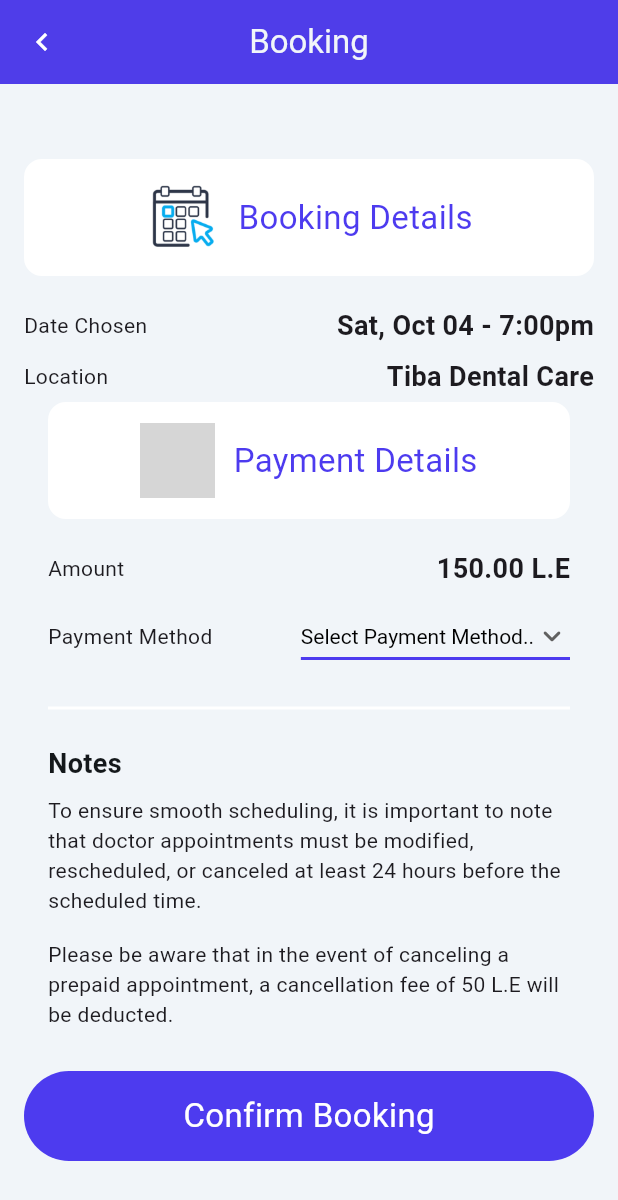
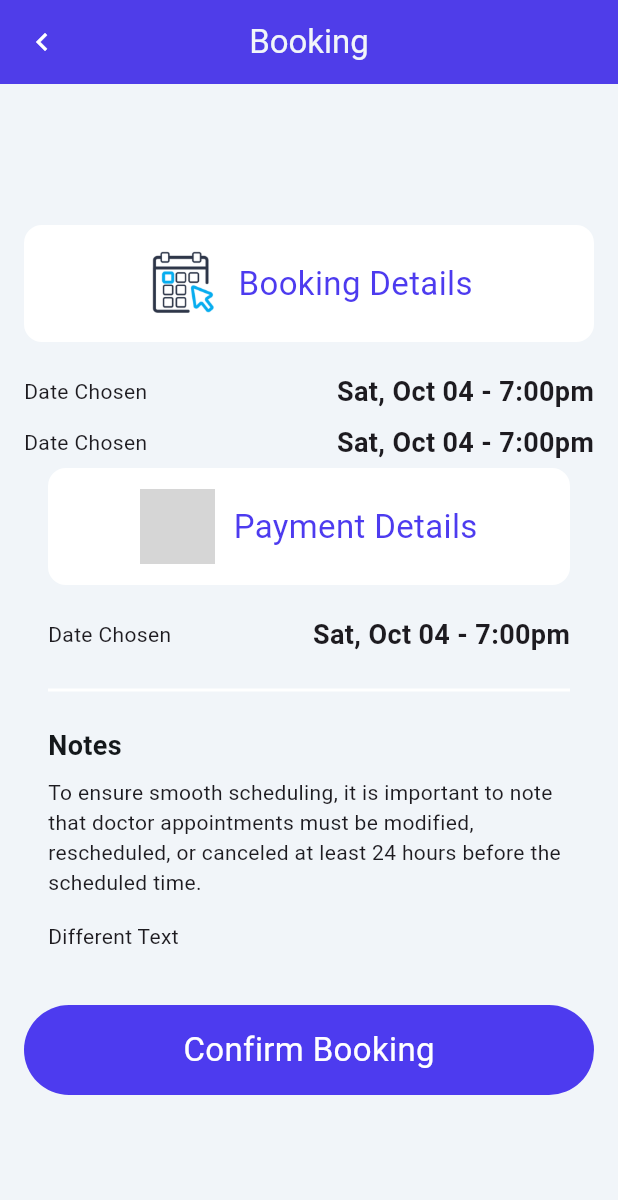
Before and after one commit to Marinaa2002/Mediverse, a Flutter app: the BookingScreen screen opened directly, on a phone screen of 412 x 824 dp. Shown: the top 1200 px of the screen. Run offline on Flutter 3.47's test engine with Material 3 defaults, Android fonts, the phone set to English and light mode, and no system bars; our stand-ins replace auto_size_text, firebase_core; missing offline and left inert: dart:ffi; accounts and stored records are empty; Roboto replaces fonts that are missing (Outfit, Plus Jakarta Sans, Readex Pro); grey boxes are pictures that could not be loaded.

Commit message:
Feat:Refactor the code

```diff
--- a/mediverse/lib/Features/PatientDashboard/Widgets/BookingForm.dart
+++ b/mediverse/lib/Features/PatientDashboard/Widgets/BookingForm.dart
@@ -1,5 +1,8 @@
 import 'package:flutter/material.dart';
 import 'package:mediverse/Features/PatientDashboard/Appointment/BookingScreen/presentation/Views/BookingScreen.dart';
+import 'package:mediverse/Features/PatientDashboard/Widgets/ConfirmButton.dart';
+import 'package:mediverse/Features/PatientDashboard/Widgets/Notes.dart';
+import 'package:mediverse/Features/PatientDashboard/Widgets/TextWidgetHorz.dart';
 
 import '../../../Constants/Themes.dart';
 import '../../../Constants/constant.dart';
@@ -12,7 +15,6 @@ class BookingForm extends StatefulWidget {
 }
 
 class _BookingFormState extends State<BookingForm> {
-  String dropdownValue = paymentMethods.first;
   @override
   Widget build(BuildContext context) {
     return SafeArea(
@@ -86,46 +88,19 @@ class _BookingFormState extends State<BookingForm> {
                       ),
                     ),
                   ),
-                  Padding(
-                    padding: const EdgeInsetsDirectional.fromSTEB(0, 8, 0, 0),
-                    child: Row(
-                      mainAxisSize: MainAxisSize.max,
-                      mainAxisAlignment: MainAxisAlignment.spaceBetween,
-                      children: [
-                        Text(
-                          'Date Chosen',
-                          style: Themes.labelMedium.copyWith(
-                            fontFamily: 'Readex Pro',
-                            fontWeight: FontWeight.normal,
-                          ),
-                        ),
-                        Text(
-                          'Sat, Oct 04 - 7:00pm',
-                          style: Themes.labelLarge18,
-                        ),
-                      ],
+                  const Padding(
+                    padding: EdgeInsetsDirectional.fromSTEB(0, 8, 0, 0),
+                    child: TextWidgetHorz(
+                      leadingText: "Date Chosen",
+                      secondryText: "Sat, Oct 04- 7:00pm",
                     ),
                   ),
-                  Padding(
-                    padding: const EdgeInsetsDirectional.fromSTEB(0, 8, 0, 0),
-                    child: Row(
-                      mainAxisSize: MainAxisSize.max,
-                      mainAxisAlignment: MainAxisAlignment.spaceBetween,
-                      children: [
-                        Text(
-                          'Location',
-                          style: Themes.labelMedium.copyWith(
-                            fontFamily: 'Readex Pro',
-                            fontWeight: FontWeight.normal,
-                          ),
-                        ),
-                        Text(
-                          'Tiba Dental Care',
-                          style: Themes.labelLarge18,
-                        ),
-                      ],
-                    ),
-                  ),
+                  const Padding(
+                      padding: EdgeInsetsDirectional.fromSTEB(0, 8, 0, 0),
+                      child: TextWidgetHorz(
+                        leadingText: "Location",
+                        secondryText: "Tiba Dental Care",
+                      )),
                   Padding(
                     padding:
                         const EdgeInsetsDirectional.fromSTEB(16, 4, 16, 16),
@@ -196,69 +171,12 @@ class _BookingFormState extends State<BookingForm> {
                             ),
                           ),
                         ),
-                        Padding(
-                          padding:
-                              const EdgeInsetsDirectional.fromSTEB(0, 8, 0, 0),
-                          child: Row(
-                            mainAxisSize: MainAxisSize.max,
-                            mainAxisAlignment: MainAxisAlignment.spaceBetween,
-                            children: [
-                              Text(
-                                'Amount',
-                                style: Themes.labelMedium.copyWith(
-                                  fontFamily: 'Readex Pro',
-                                  fontWeight: FontWeight.normal,
-                                ),
-                              ),
-                              Text(
-                                '150.00 L.E',
-                                style: Themes.labelLarge18,
-                              ),
-                            ],
-                          ),
-                        ),
-                        Padding(
-                          padding:
-                              const EdgeInsetsDirectional.fromSTEB(0, 8, 0, 0),
-                          child: Row(
-                            mainAxisSize: MainAxisSize.max,
-                            mainAxisAlignment: MainAxisAlignment.spaceBetween,
-                            children: [
-                              Text(
-                                'Payment Method',
-                                style: Themes.labelMedium.copyWith(
-                                  fontFamily: 'Readex Pro',
-                                  fontWeight: FontWeight.normal,
-                                ),
-                              ),
-                              DropdownButton<String>(
-                                value: dropdownValue,
-                                icon: const Icon(
-                                    Icons.keyboard_arrow_down_rounded),
-                                elevation: 16,
-                                style:
-                                    const TextStyle(color: kprimaryTextColor),
-                                underline: Container(
-                                  height: 2,
-                                  color: kprimaryColor,
-                                ),
-                                onChanged: (String? value) {
-                                  setState(() {
-                                    dropdownValue = value!;
-                                  });
-                                },
-                                items: paymentMethods
-                                    .map<DropdownMenuItem<String>>(
-                                        (String value) {
-                                  return DropdownMenuItem<String>(
-                                    value: value,
-                                    child: Text(value),
-                                  );
-                                }).toList(),
-                              ),
-                            ],
-                          ),
-                        ),
+                        const Padding(
+                            padding: EdgeInsetsDirectional.fromSTEB(0, 8, 0, 0),
+                            child: TextWidgetHorz(
+                              leadingText: "Amount",
+                              secondryText: "150.00 L.E",
+                            )),
                         const Padding(
                           padding: EdgeInsetsDirectional.fromSTEB(0, 16, 0, 16),
                           child: Divider(
@@ -270,52 +188,18 @@ class _BookingFormState extends State<BookingForm> {
                           'Notes',
                           style: Themes.bodyXLarge,
                         ),
-                        Padding(
-                          padding:
-                              const EdgeInsetsDirectional.fromSTEB(0, 8, 0, 8),
-                          child: Text(
-                            'To ensure smooth scheduling, it is important to note that doctor appointments must be modified, rescheduled, or canceled at least 24 hours before the scheduled time.',
-                            style: Themes.labelMedium,
-                          ),
-                        ),
-                        Padding(
-                          padding:
-                              const EdgeInsetsDirectional.fromSTEB(0, 8, 0, 0),
-                          child: Text(
-                            'Please be aware that in the event of canceling a prepaid appointment, a cancellation fee of 50 L.E will be deducted.',
-                            style: Themes.labelMedium,
-                          ),
+                        const Notes(
+                            note:
+                                'To ensure smooth scheduling, it is important to note that doctor appointments must be modified, rescheduled, or canceled at least 24 hours before the scheduled time.'),
+                        const Notes(
+                          note: "Different Text",
                         ),
                       ],
                     ),
                   ),
-                  Padding(
-                    padding: const EdgeInsetsDirectional.fromSTEB(0, 12, 0, 12),
-                    child: GestureDetector(
-                      onTap: () {},
-                      child: Container(
-                        height: 60,
-                        width: double.infinity,
-                        padding:
-                            const EdgeInsetsDirectional.fromSTEB(24, 0, 24, 0),
-                        decoration: BoxDecoration(
-                          borderRadius: BorderRadius.circular(50),
-                          color: kprimaryColor,
-                        ),
-                        child: Row(
-                          mainAxisAlignment: MainAxisAlignment.center,
-                          children: [
-                            Text(
-                              'Confirm Booking',
-                              style: Themes.titleLarge.copyWith(
-                                color: Colors.white,
-                                fontFamily: 'Readex Pro',
-                              ),
-                            ),
-                          ],
-                        ),
-                      ),
-                    ),
+                  const Padding(
+                    padding: EdgeInsetsDirectional.fromSTEB(0, 12, 0, 12),
+                    child: ConfirmButton(),
                   ),
                 ],
               ),
--- /dev/null
+++ b/mediverse/lib/Features/PatientDashboard/Widgets/ConfirmButton.dart
@@ -0,0 +1,36 @@
+import 'package:flutter/material.dart';
+
+import '../../../Constants/Themes.dart';
+import '../../../Constants/constant.dart';
+
+class ConfirmButton extends StatelessWidget {
+  const ConfirmButton({super.key});
+
+  @override
+  Widget build(BuildContext context) {
+    return GestureDetector(
+      onTap: () {},
+      child: Container(
+        height: 60,
+        width: double.infinity,
+        padding: const EdgeInsetsDirectional.fromSTEB(24, 0, 24, 0),
+        decoration: BoxDecoration(
+          borderRadius: BorderRadius.circular(50),
+          color: kprimaryColor,
+        ),
+        child: Row(
+          mainAxisAlignment: MainAxisAlignment.center,
+          children: [
+            Text(
+              'Confirm Booking',
+              style: Themes.titleLarge.copyWith(
+                color: Colors.white,
+                fontFamily: 'Readex Pro',
+              ),
+            ),
+          ],
+        ),
+      ),
+    );
+  }
+}
--- /dev/null
+++ b/mediverse/lib/Features/PatientDashboard/Widgets/DropDownMenu.dart
@@ -0,0 +1,40 @@
+import 'package:flutter/material.dart';
+import 'package:mediverse/Features/PatientDashboard/Appointment/BookingScreen/presentation/Views/BookingScreen.dart';
+
+import '../../../Constants/constant.dart';
+
+class DropDownMenu extends StatelessWidget {
+  var dropdownValue;
+
+  DropDownMenu({
+    super.key,
+    required dropdownValue,
+  });
+
+  @override
+  Widget build(BuildContext context) {
+    return DropdownButton<String>(
+      value: dropdownValue,
+      icon: const Icon(Icons.keyboard_arrow_down_rounded),
+      elevation: 16,
+      style: const TextStyle(color: kprimaryTextColor),
+      underline: Container(
+        height: 2,
+        color: kprimaryColor,
+      ),
+      onChanged: (String? value) {
+        setState(() {
+          dropdownValue = value!;
+        });
+      },
+      items: paymentMethods.map<DropdownMenuItem<String>>((String value) {
+        return DropdownMenuItem<String>(
+          value: value,
+          child: Text(value),
+        );
+      }).toList(),
+    );
+  }
+
+  void setState(Null Function() param0) {}
+}
--- /dev/null
+++ b/mediverse/lib/Features/PatientDashboard/Widgets/Notes.dart
@@ -0,0 +1,19 @@
+import 'package:flutter/material.dart';
+
+import '../../../Constants/Themes.dart';
+
+class Notes extends StatelessWidget {
+  const Notes({super.key, required this.note});
+
+  final String note;
+  @override
+  Widget build(BuildContext context) {
+    return Padding(
+      padding: const EdgeInsetsDirectional.fromSTEB(0, 8, 0, 8),
+      child: Text(
+        note,
+        style: Themes.labelMedium,
+      ),
+    );
+  }
+}
--- /dev/null
+++ b/mediverse/lib/Features/PatientDashboard/Widgets/TextWidgetHorz.dart
@@ -0,0 +1,31 @@
+import 'package:flutter/material.dart';
+
+import '../../../Constants/Themes.dart';
+
+class TextWidgetHorz extends StatelessWidget {
+  const TextWidgetHorz(
+      {super.key, required this.leadingText, required this.secondryText});
+
+  final String leadingText;
+  final String secondryText;
+  @override
+  Widget build(BuildContext context) {
+    return Row(
+      mainAxisSize: MainAxisSize.max,
+      mainAxisAlignment: MainAxisAlignment.spaceBetween,
+      children: [
+        Text(
+          'Date Chosen',
+          style: Themes.labelMedium.copyWith(
+            fontFamily: 'Readex Pro',
+            fontWeight: FontWeight.normal,
+          ),
+        ),
+        Text(
+          'Sat, Oct 04 - 7:00pm',
+          style: Themes.labelLarge18,
+        ),
+      ],
+    );
+  }
+}
```
